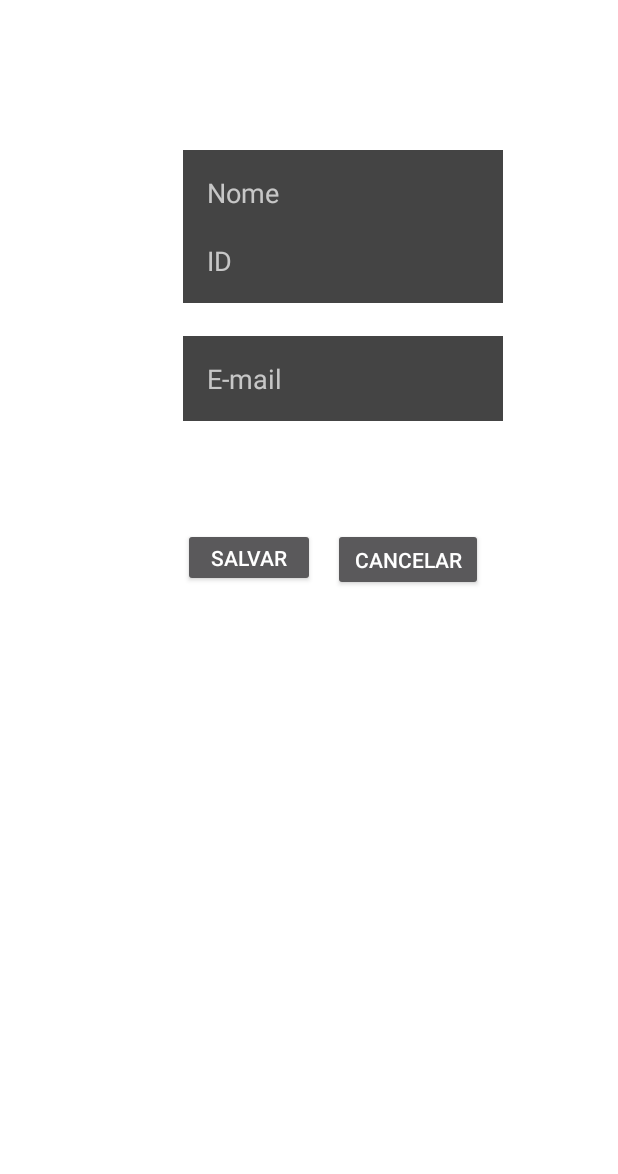
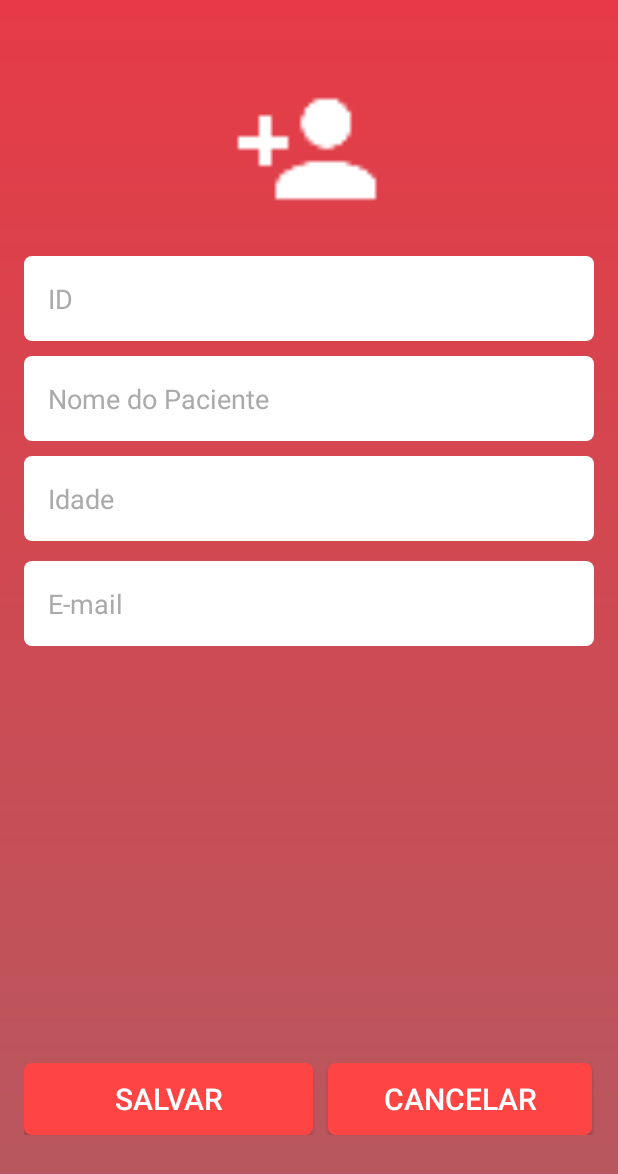
Before and after one commit to thyagomanhaes/tcc2, an Android app: the CadastroPaciente screen opened directly, with no data from a screen before it, on a phone screen of 412 x 824 dp. Shown: the top 1174 px of the screen. Run offline under Robolectric (Android 15) with nearby library versions, the phone set to English and light mode, and no system bars; libraries missing offline, so code that uses them is left out: io.realm.

```diff
--- a/app/src/main/java/br/com/whatsappandroid/com/cursoandroid/whatsapp/activity/activity/activity/activity/CadastroPaciente.java
+++ b/app/src/main/java/br/com/whatsappandroid/com/cursoandroid/whatsapp/activity/activity/activity/activity/CadastroPaciente.java
@@ -3,6 +3,7 @@ package br.com.whatsappandroid.com.cursoandroid.whatsapp.activity.activity.activ
 import android.content.Intent;
 import android.support.v7.app.AppCompatActivity;
 import android.os.Bundle;
+import android.text.TextUtils;
 import android.view.View;
 import android.widget.Button;
 import android.widget.EditText;
@@ -21,8 +22,7 @@ public class CadastroPaciente extends AppCompatActivity {
     private EditText id;
     private EditText nome;
     private EditText email;
-
-
+    private EditText idade;
 
     @Override
     protected void onCreate(Bundle savedInstanceState) {
@@ -36,6 +36,7 @@ public class CadastroPaciente extends AppCompatActivity {
         id = (EditText) findViewById(R.id.textID);
         nome = (EditText) findViewById(R.id.textNome);
         email = (EditText) findViewById(R.id.editEmail);
+        idade = (EditText) findViewById(R.id.textIdade);
 
         btSalvar.setOnClickListener(new View.OnClickListener() {
             @Override
@@ -46,6 +47,7 @@ public class CadastroPaciente extends AppCompatActivity {
             Paciente paciente = new Paciente();
             paciente.setNome(nome.getText().toString());
             paciente.setId(Integer.parseInt(id.getText().toString()));
+            paciente.setIdade(Integer.parseInt(idade.getText().toString()));
             paciente.setEmail(email.getText().toString());
 
             realm.copyToRealm(paciente);
@@ -61,8 +63,5 @@ public class CadastroPaciente extends AppCompatActivity {
 
                     }
         });
-
-
-
     }
 }
--- a/app/src/main/java/br/com/whatsappandroid/com/cursoandroid/whatsapp/activity/activity/activity/activity/model/Paciente.java
+++ b/app/src/main/java/br/com/whatsappandroid/com/cursoandroid/whatsapp/activity/activity/activity/activity/model/Paciente.java
@@ -14,6 +14,8 @@ public class Paciente extends RealmObject {
     private int id;
 
     private String nome;
+
+    private int idade;
 
     // Lista de Gravações que o paciente possui
     private RealmList<Gravacao> gravacoes;
@@ -51,4 +53,12 @@ public class Paciente extends RealmObject {
     public void setEmail(String email) {
         this.email = email;
     }
+
+    public int getIdade() {
+        return idade;
+    }
+
+    public void setIdade(int idade) {
+        this.idade = idade;
+    }
 }
--- a/app/src/main/res/drawable/fundo_caixa_botao.xml
+++ b/app/src/main/res/drawable/fundo_caixa_botao.xml
@@ -1,7 +1,7 @@
 <?xml version="1.0" encoding="utf-8"?>
 <shape xmlns:android="http://schemas.android.com/apk/res/android"
     android:shape="rectangle">
-    <solid android:color="#315ef1"></solid>
+    <solid android:color="@android:color/holo_red_light"></solid>
     <corners android:radius="5dp"></corners>
 
 </shape>
--- a/app/src/main/res/drawable/fundo_caixa_texto.xml
+++ b/app/src/main/res/drawable/fundo_caixa_texto.xml
@@ -1,7 +1,7 @@
 <?xml version="1.0" encoding="utf-8"?>
 <shape xmlns:android="http://schemas.android.com/apk/res/android"
     android:shape="rectangle">
-    <solid android:color="@android:color/holo_red_dark"></solid>
+    <solid android:color="@android:color/white"></solid>
     <corners android:radius="5dp"></corners>
 
 </shape>
--- a/app/src/main/res/layout/activity_cadastro_paciente.xml
+++ b/app/src/main/res/layout/activity_cadastro_paciente.xml
@@ -4,90 +4,105 @@
     xmlns:tools="http://schemas.android.com/tools"
     android:layout_width="match_parent"
     android:layout_height="match_parent"
+    android:padding="16dp"
+    android:background="@drawable/fundo_menus"
     tools:context="br.com.whatsappandroid.com.cursoandroid.whatsapp.activity.activity.activity.activity.CadastroPaciente">
+
+    <ImageView
+        android:id="@+id/nomeimagem"
+        android:layout_width="100dp"
+        android:layout_height="100dp"
+        android:src="@drawable/ic_person_add"
+        tools:layout_editor_absoluteX="175dp"
+        tools:layout_editor_absoluteY="117dp"
+        android:layout_marginTop="33dp"
+        android:layout_alignParentTop="true"
+        android:layout_centerHorizontal="true" />
 
     <EditText
         android:id="@+id/textID"
-        android:layout_width="wrap_content"
+        android:layout_width="match_parent"
         android:layout_height="wrap_content"
-        android:ems="10"
+        android:background="@drawable/fundo_caixa_texto"
+        android:padding="16dp"
+        android:textColor="@android:color/darker_gray"
+        android:textColorHint="@android:color/darker_gray"
         android:hint="ID"
-        android:inputType="textPersonName"
-        android:background="#444"
-        android:textColor="@color/common_google_signin_btn_text_dark_focused"
-        android:padding="16dp"
-        app:layout_constraintHorizontal_bias="0.502"
-        app:layout_constraintLeft_toLeftOf="parent"
-        app:layout_constraintRight_toRightOf="parent"
-        app:layout_constraintTop_toTopOf="parent"
-        tools:layout_constraintLeft_creator="1"
-        tools:layout_constraintRight_creator="1"
-        tools:layout_constraintTop_creator="1"
-        android:layout_marginTop="145dp"
-        android:layout_alignParentTop="true"
-        android:layout_alignStart="@+id/btSalvar" />
+        android:layout_below="@+id/nomeimagem"
+        android:layout_alignParentStart="true"
+        android:layout_marginTop="21dp" />
 
     <EditText
         android:id="@+id/textNome"
-        android:layout_width="wrap_content"
+        android:layout_width="match_parent"
         android:layout_height="wrap_content"
-        android:ems="10"
-        android:hint="Nome"
-        android:inputType="textPersonName"
-        android:textColor="@android:color/background_dark"
-        android:background="#444"
-        app:layout_constraintHorizontal_bias="0.0"
-        app:layout_constraintLeft_toLeftOf="@+id/textID"
-        app:layout_constraintRight_toRightOf="@+id/textID"
-        app:layout_constraintTop_toBottomOf="@+id/textID"
-        tools:layout_constraintLeft_creator="1"
-        tools:layout_constraintRight_creator="1"
-        tools:layout_constraintTop_creator="1"
-        android:layout_above="@+id/btCancelar"
-        android:layout_alignStart="@+id/textID"
-        android:layout_marginBottom="45dp"
-        android:padding="16dp"/>
+        android:background="@drawable/fundo_caixa_texto"
+        android:padding="16dp"
+        android:textColor="@android:color/black"
+        android:hint="Nome do Paciente"
+        android:layout_marginTop="10dp"
+        android:textColorHint="@android:color/darker_gray"
+        android:layout_below="@+id/textID"
+        android:layout_alignParentStart="true" />
 
-    <Button
-        android:id="@+id/btSalvar"
-        android:layout_width="88dp"
-        android:layout_height="39dp"
-        android:text="SALVAR"
-        tools:layout_constraintBaseline_creator="1"
-        tools:layout_constraintLeft_creator="1"
-        app:layout_constraintLeft_toLeftOf="@+id/textNome"
-        android:layout_marginLeft="-34dp"
-        app:layout_constraintBaseline_toBaselineOf="@+id/btCancelar"
-        android:layout_alignTop="@+id/btCancelar"
-        android:layout_toStartOf="@+id/btCancelar"
-        android:layout_marginEnd="12dp" />
-
-    <Button
-        android:id="@+id/btCancelar"
-        android:layout_width="100dp"
-        android:layout_height="42dp"
-        android:text="CANCELAR"
-        tools:layout_constraintTop_creator="1"
-        android:layout_marginTop="150dp"
-        app:layout_constraintTop_toBottomOf="@+id/textNome"
-        tools:layout_constraintLeft_creator="1"
-        app:layout_constraintLeft_toRightOf="@+id/btSalvar"
-        android:layout_marginLeft="13dp"
-        android:layout_below="@+id/textID"
-        android:layout_alignParentEnd="true"
-        android:layout_marginEnd="90dp" />
+    <EditText
+        android:id="@+id/textIdade"
+        android:layout_width="match_parent"
+        android:layout_height="wrap_content"
+        android:background="@drawable/fundo_caixa_texto"
+        android:padding="16dp"
+        android:textColor="@android:color/black"
+        android:hint="Idade"
+        android:layout_marginTop="10dp"
+        android:textColorHint="@android:color/darker_gray"
+        android:layout_below="@+id/textNome"
+        android:layout_alignParentStart="true" />
 
     <EditText
         android:id="@+id/editEmail"
-        android:layout_width="wrap_content"
+        android:layout_width="match_parent"
         android:layout_height="wrap_content"
-        android:layout_alignEnd="@+id/textID"
-        android:layout_below="@+id/textID"
-        android:layout_marginTop="22dp"
-        android:ems="10"
-        android:inputType="textPersonName"
+        android:background="@drawable/fundo_caixa_texto"
         android:padding="16dp"
-        android:background="#444"
-        android:hint="E-mail" />
+        android:textColor="@android:color/darker_gray"
+        android:textColorHint="@android:color/darker_gray"
+        android:hint="E-mail"
+        android:layout_below="@+id/textIdade"
+        android:layout_alignParentStart="true"
+        android:layout_marginTop="13dp" />
+
+    <LinearLayout
+        android:layout_width="match_parent"
+        android:layout_height="wrap_content"
+        android:orientation="horizontal"
+        android:weightSum="1"
+        android:layout_alignParentBottom="true"
+        android:layout_alignParentStart="true"
+        android:layout_marginBottom="51dp"
+        android:id="@+id/linearLayout4">
+
+        <Button
+            android:id="@+id/btSalvar"
+            android:layout_width="wrap_content"
+            android:layout_height="wrap_content"
+            android:layout_marginRight="10dp"
+            android:layout_weight="0.99"
+            android:textSize="20dp"
+            android:background="@drawable/fundo_caixa_botao"
+            android:text="SALVAR" />
+
+        <Button
+            android:id="@+id/btCancelar"
+            android:layout_width="176dp"
+            android:layout_height="wrap_content"
+            android:background="@drawable/fundo_caixa_botao"
+            android:textSize="20dp"
+            android:text="CANCELAR" />
+
+
+    </LinearLayout>
+
+
+
 
 </RelativeLayout>
--- a/app/src/main/res/layout/activity_enviar_email.xml
+++ b/app/src/main/res/layout/activity_enviar_email.xml
@@ -4,89 +4,92 @@
     xmlns:tools="http://schemas.android.com/tools"
     android:layout_width="match_parent"
     android:layout_height="match_parent"
+    android:background="@color/common_google_signin_btn_text_light_disabled"
     tools:context="br.com.whatsappandroid.com.cursoandroid.whatsapp.activity.activity.activity.activity.EnviarEmailActivity">
 
     <CheckBox
         android:id="@+id/checkBoxAudio"
         android:layout_width="wrap_content"
         android:layout_height="wrap_content"
+        android:layout_alignStart="@+id/textView4"
+        android:layout_below="@+id/textView4"
+        android:layout_marginTop="67dp"
         android:text="Áudio:"
         android:textColor="#000"
         tools:layout_editor_absoluteX="16dp"
-        tools:layout_editor_absoluteY="16dp"
-        android:layout_marginTop="67dp"
-        android:layout_below="@+id/textView4"
-        android:layout_alignStart="@+id/textView4" />
+        tools:layout_editor_absoluteY="16dp" />
 
     <TextView
+        android:id="@+id/txtNomeAudio"
         android:layout_width="wrap_content"
         android:layout_height="wrap_content"
-        android:id="@+id/txtNomeAudio"
-        android:textColor="#000"
-        android:text="160-27-09-2017 - 15:60"
         android:layout_alignBaseline="@+id/checkBoxAudio"
         android:layout_alignBottom="@+id/checkBoxAudio"
-        android:layout_toEndOf="@+id/textView4" />
+        android:layout_toEndOf="@+id/textView4"
+        android:text="160-27-09-2017 - 15:60"
+        android:textColor="#000" />
 
     <CheckBox
         android:id="@+id/checkBoxBPM"
         android:layout_width="wrap_content"
         android:layout_height="wrap_content"
+        android:layout_alignStart="@+id/checkBoxAnotacao"
+        android:layout_below="@+id/checkBoxAnotacao"
+        android:layout_marginTop="13dp"
         android:text="Diagnóstico do Aplicativo:"
+        android:textColor="#000"
         tools:layout_editor_absoluteX="16dp"
-        tools:layout_editor_absoluteY="48dp"
-        android:textColor="#000"
-        android:layout_below="@+id/checkBoxAnotacao"
-        android:layout_alignStart="@+id/checkBoxAnotacao" />
+        tools:layout_editor_absoluteY="48dp" />
 
     <CheckBox
         android:id="@+id/checkBoxAnotacao"
         android:layout_width="wrap_content"
         android:layout_height="wrap_content"
+        android:layout_alignStart="@+id/checkBoxAudio"
+        android:layout_below="@+id/checkBoxAudio"
+        android:layout_marginTop="15dp"
         android:text="Diagnóstico Médico:"
         android:textColor="#000"
         tools:layout_editor_absoluteX="16dp"
-        tools:layout_editor_absoluteY="80dp"
-        android:layout_below="@+id/checkBoxAudio"
-        android:layout_alignStart="@+id/checkBoxAudio" />
+        tools:layout_editor_absoluteY="80dp" />
 
     <TextView
         android:id="@+id/textView"
         android:layout_width="wrap_content"
         android:layout_height="wrap_content"
+        android:layout_alignParentStart="true"
+        android:layout_alignParentTop="true"
+        android:layout_marginStart="36dp"
         android:layout_marginTop="18dp"
         android:text="Thyago Manhães"
-        android:textColor="@color/colorPrimaryDark"
-        android:layout_alignParentTop="true"
-        android:layout_alignParentStart="true"
-        android:layout_marginStart="36dp" />
+        android:textColor="@color/colorPrimaryDark" />
 
     <TextView
         android:id="@+id/textView4"
         android:layout_width="wrap_content"
         android:layout_height="wrap_content"
-        android:textColor="@color/colorPrimaryDark"
+        android:layout_alignStart="@+id/textView8"
+        android:layout_below="@+id/textView8"
         android:text="27/06/1990"
-        android:layout_below="@+id/textView8"
-        android:layout_alignStart="@+id/textView8" />
+        android:textColor="@color/colorPrimaryDark" />
 
     <TextView
         android:id="@+id/textView6"
         android:layout_width="wrap_content"
         android:layout_height="wrap_content"
-        android:textColor="@color/colorPrimaryDark"
+        android:layout_alignStart="@+id/textView"
+        android:layout_below="@+id/textView"
         android:text="thyago.ufs@gmail.com"
-        android:layout_below="@+id/textView"
-        android:layout_alignStart="@+id/textView" />
+        android:textColor="@color/colorPrimaryDark" />
 
     <TextView
         android:id="@+id/textView8"
         android:layout_width="wrap_content"
         android:layout_height="wrap_content"
-        android:textColor="@color/colorPrimaryDark"
+        android:layout_alignStart="@+id/textView6"
+        android:layout_below="@+id/textView6"
         android:text="100"
-        android:layout_below="@+id/textView6"
-        android:layout_alignStart="@+id/textView6" />
+        android:textColor="@color/colorPrimaryDark" />
 
     <Button
         android:id="@+id/btEnviarEmail"
@@ -101,8 +104,9 @@
         android:id="@+id/txtAnotacao"
         android:layout_width="wrap_content"
         android:layout_height="wrap_content"
-        android:layout_above="@+id/checkBoxBPM"
+        android:layout_alignBaseline="@+id/checkBoxAnotacao"
+        android:layout_alignBottom="@+id/checkBoxAnotacao"
         android:layout_alignEnd="@+id/txtNomeAudio"
-        android:textColor="@color/colorPrimaryDark"
-        android:text="TextView" />
+        android:text="TextView"
+        android:textColor="@color/colorPrimaryDark" />
 </RelativeLayout>
```
Lines whose indentation alone changed are shown as unchanged.
